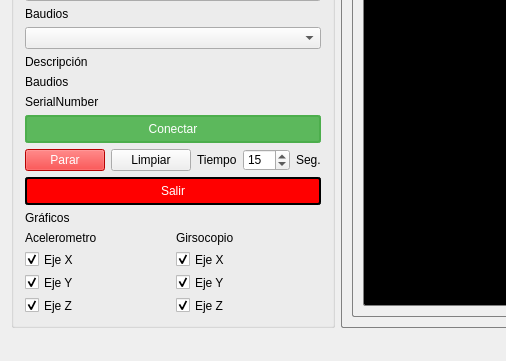
Qt form mainwindow.ui (Yagord/Interfaz-QT-MPU-6050) before a commit; both pictures show x 0 to 506 and y 82 to 443 of the 943 by 443 pixel window.
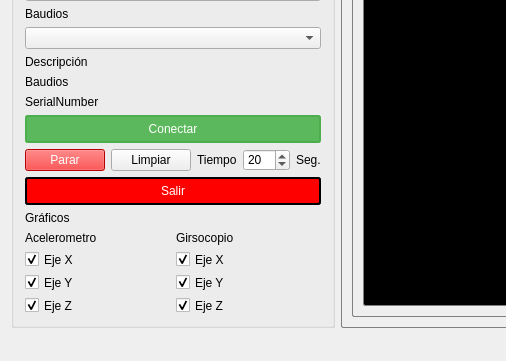
The same form after that commit.

The edit to the form file:
```diff
--- a/mainwindow.ui
+++ b/mainwindow.ui
@@ -139,10 +139,10 @@
             <number>1</number>
            </property>
            <property name="maximum">
-            <number>199</number>
+            <number>500</number>
            </property>
            <property name="value">
-            <number>15</number>
+            <number>20</number>
            </property>
           </widget>
          </item>
```
Left out of the diff: 6 changed lines with no effect on the pictures.
